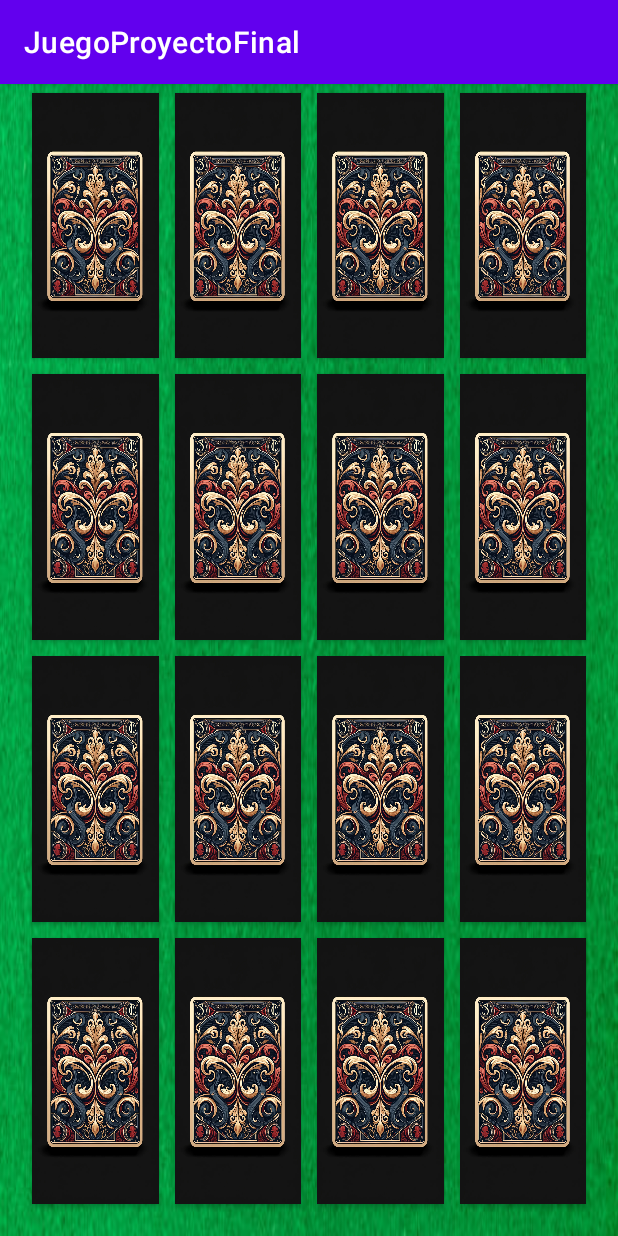
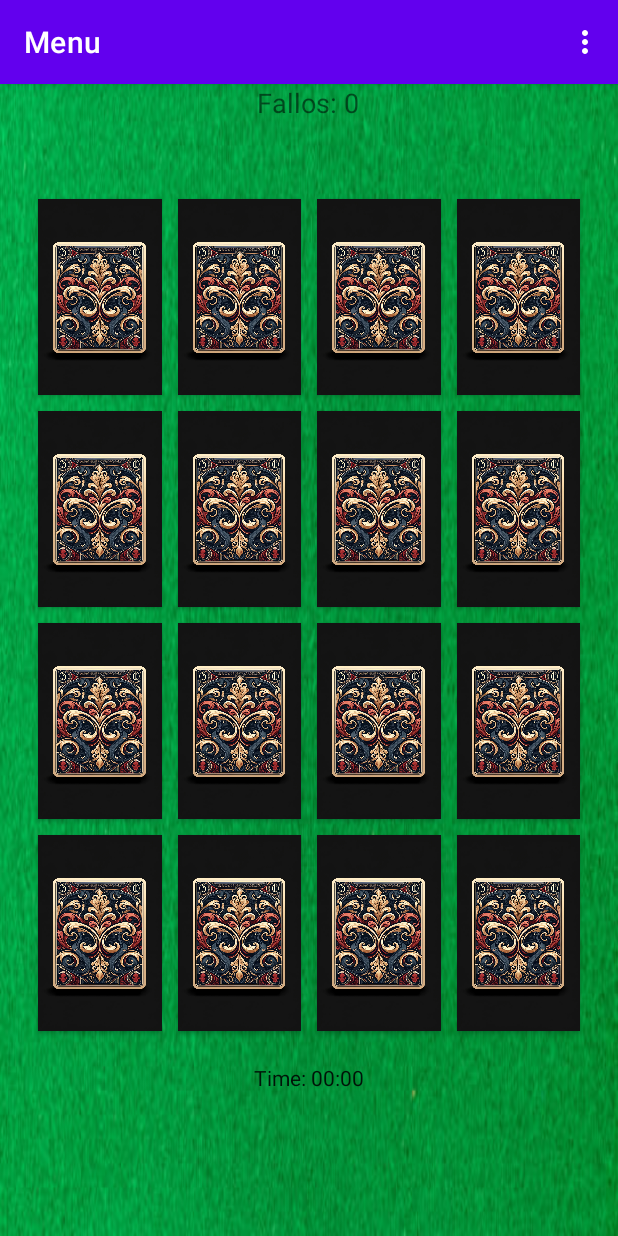
Before and after one commit to julsie157/JuegoProyectoFinal, an Android app: the MemoryGameActivity screen opened directly, with no data from a screen before it, on a phone screen of 412 x 824 dp. Run offline under Robolectric (Android 15) with nearby library versions, the phone set to English and light mode, and no system bars; our stand-ins replace Firebase (no records; nobody signed in at launch, a user with empty details on screens opened directly).

Commit message:
Todo parece okey

```diff
--- a/app/src/main/java/com/example/juegoproyectofinal/MainActivity.kt
+++ b/app/src/main/java/com/example/juegoproyectofinal/MainActivity.kt
@@ -6,7 +6,7 @@ import android.view.Menu
 import android.view.MenuItem
 import android.widget.Button
 import androidx.appcompat.app.AppCompatActivity
-import com.google.android.material.appbar.MaterialToolbar
+import androidx.appcompat.widget.Toolbar
 import com.google.firebase.auth.FirebaseAuth
 
 class MainActivity : AppCompatActivity() {
@@ -19,7 +19,7 @@ class MainActivity : AppCompatActivity() {
 
         auth = FirebaseAuth.getInstance()
 
-        val toolbar: MaterialToolbar = findViewById(R.id.toolbar)
+        val toolbar: Toolbar = findViewById(R.id.toolbar)
         setSupportActionBar(toolbar)
 
         val memoryGameButton = findViewById<Button>(R.id.memoryGameButton)
@@ -53,7 +53,7 @@ class MainActivity : AppCompatActivity() {
     override fun onOptionsItemSelected(item: MenuItem): Boolean {
         return when (item.itemId) {
             R.id.action_home -> {
-                val intent = Intent(this, GameOptionsActivity::class.java)
+                val intent = Intent(this, MainActivity::class.java)
                 startActivity(intent)
                 true
             }
--- a/app/src/main/java/com/example/juegoproyectofinal/MemoryGameActivity.kt
+++ b/app/src/main/java/com/example/juegoproyectofinal/MemoryGameActivity.kt
@@ -13,10 +13,9 @@ import android.widget.GridLayout
 import android.widget.TextView
 import android.widget.Toast
 import androidx.appcompat.app.AppCompatActivity
-import com.google.android.material.appbar.MaterialToolbar
+import androidx.appcompat.widget.Toolbar
 import com.google.firebase.auth.FirebaseAuth
 import com.google.firebase.database.FirebaseDatabase
-
 
 class MemoryGameActivity : AppCompatActivity() {
 
@@ -44,7 +43,7 @@ class MemoryGameActivity : AppCompatActivity() {
         setContentView(R.layout.activity_memory_game)
 
         auth = FirebaseAuth.getInstance()
-        val toolbar: MaterialToolbar = findViewById(R.id.toolbar)
+        val toolbar: Toolbar = findViewById(R.id.toolbar)
         setSupportActionBar(toolbar)
 
         gridLayout = findViewById(R.id.gridLayout)
@@ -181,7 +180,7 @@ class MemoryGameActivity : AppCompatActivity() {
     override fun onOptionsItemSelected(item: MenuItem): Boolean {
         return when (item.itemId) {
             R.id.action_home -> {
-                val intent = Intent(this, GameOptionsActivity::class.java)
+                val intent = Intent(this, MainActivity::class.java)
                 startActivity(intent)
                 true
             }
--- a/app/src/main/res/layout/activity_game_options.xml
+++ b/app/src/main/res/layout/activity_game_options.xml
@@ -8,9 +8,8 @@
     tools:context=".GameOptionsActivity">
 
     <include
-        layout="@layout/toolbar"
-        android:layout_width="match_parent"
-        android:layout_height="wrap_content" />
+        android:id="@+id/toolbar_layout"
+        layout="@layout/toolbar" />
 
     <com.google.android.material.button.MaterialButton
         android:id="@+id/playButton"
--- a/app/src/main/res/layout/activity_memory_game.xml
+++ b/app/src/main/res/layout/activity_memory_game.xml
@@ -1,39 +1,42 @@
 <?xml version="1.0" encoding="utf-8"?>
 <androidx.constraintlayout.widget.ConstraintLayout xmlns:android="http://schemas.android.com/apk/res/android"
     xmlns:app="http://schemas.android.com/apk/res-auto"
+    xmlns:tools="http://schemas.android.com/tools"
     android:layout_width="match_parent"
     android:layout_height="match_parent"
-    xmlns:tools="http://schemas.android.com/tools"
     android:background="@drawable/background"
     tools:context=".MemoryGameActivity">
 
     <include
-        layout="@layout/toolbar"
-        android:layout_width="match_parent"
-        android:layout_height="wrap_content" />
+        android:id="@+id/toolbar_layout"
+        layout="@layout/toolbar" />
 
     <TextView
         android:id="@+id/failCountText"
         android:layout_width="wrap_content"
         android:layout_height="wrap_content"
-        android:text="Fallas: 0"
+        android:layout_marginTop="40dp"
+        android:paddingTop="16dp"
+        android:text="Fallos: 0"
         android:textSize="18sp"
-        app:layout_constraintTop_toTopOf="parent"
+        app:layout_constraintEnd_toEndOf="parent"
+        app:layout_constraintHorizontal_bias="0.498"
         app:layout_constraintStart_toStartOf="parent"
-        app:layout_constraintEnd_toEndOf="parent"
-        android:paddingTop="16dp" />
+        app:layout_constraintTop_toTopOf="parent" />
 
     <GridLayout
         android:id="@+id/gridLayout"
-        android:layout_width="0dp"
-        android:layout_height="0dp"
+        android:layout_width="372dp"
+        android:layout_height="565dp"
+        android:layout_margin="16dp"
         android:columnCount="4"
         android:rowCount="4"
-        android:layout_margin="16dp"
+        app:layout_constraintBottom_toBottomOf="parent"
+        app:layout_constraintEnd_toEndOf="parent"
+        app:layout_constraintHorizontal_bias="0.487"
+        app:layout_constraintStart_toStartOf="parent"
         app:layout_constraintTop_toBottomOf="@id/failCountText"
-        app:layout_constraintBottom_toBottomOf="parent"
-        app:layout_constraintStart_toStartOf="parent"
-        app:layout_constraintEnd_toEndOf="parent">
+        app:layout_constraintVertical_bias="0.209">
 
         <!-- Las cartas se agregarán programáticamente -->
 
--- a/app/src/main/res/layout/toolbar.xml
+++ b/app/src/main/res/layout/toolbar.xml
@@ -3,13 +3,15 @@
     xmlns:app="http://schemas.android.com/apk/res-auto"
     android:layout_width="match_parent"
     android:layout_height="wrap_content"
-    android:theme="@style/ThemeOverlay.MaterialComponents.Dark.ActionBar">
+    android:theme="@style/ThemeOverlay.AppCompat.Dark.ActionBar">
 
-    <com.google.android.material.appbar.MaterialToolbar
+    <androidx.appcompat.widget.Toolbar
         android:id="@+id/toolbar"
         android:layout_width="match_parent"
         android:layout_height="?attr/actionBarSize"
-        app:title="JuegoProyectoFinal"
+        android:background="?attr/colorPrimary"
+        app:title="Menu"
         app:titleTextColor="@android:color/white"
-        app:menu="@menu/toolbar_menu" />
+        app:popupTheme="@style/ThemeOverlay.AppCompat.Light" />
+
 </com.google.android.material.appbar.AppBarLayout>
--- a/app/src/main/res/menu/toolbar_menu.xml
+++ b/app/src/main/res/menu/toolbar_menu.xml
@@ -1,15 +1,13 @@
 <?xml version="1.0" encoding="utf-8"?>
-<menu xmlns:android="http://schemas.android.com/apk/res/android"
-    xmlns:app="http://schemas.android.com/apk/res-auto"
-    xmlns:app="http://schemas.android.com/apk/res-auto">
+<menu xmlns:android="http://schemas.android.com/apk/res/android">
     <item
         android:id="@+id/action_home"
         android:icon="@drawable/home"
         android:title="Home"
-        app:showAsAction="always" />
+        android:showAsAction="always" />
     <item
         android:id="@+id/action_logout"
         android:icon="@drawable/logout"
         android:title="Logout"
-        app:showAsAction="always" />
+        android:showAsAction="always" />
 </menu>
```
Also changed, not shown: app/src/main/java/com/example/juegoproyectofinal/GameOptionsActivity.kt (+16 -11 lines), app/src/main/java/com/example/juegoproyectofinal/MemoryScoresActivity.kt (+38 -1 lines), app/src/main/java/com/example/juegoproyectofinal/SumGameActivity.kt (+5 -5 lines), app/src/main/java/com/example/juegoproyectofinal/SumScoresActivity.kt (+38 -1 lines), app/src/main/java/com/example/juegoproyectofinal/WordGameActivity.kt (+3 -5 lines), app/src/main/java/com/example/juegoproyectofinal/WordScoresActivity.kt (+38 -1 lines), app/src/main/res/layout/activity_main.xml (+10 -3 lines), app/src/main/res/layout/activity_scores.xml (+3 -13 lines), app/src/main/res/layout/activity_sum_game.xml (+3 -4 lines).
